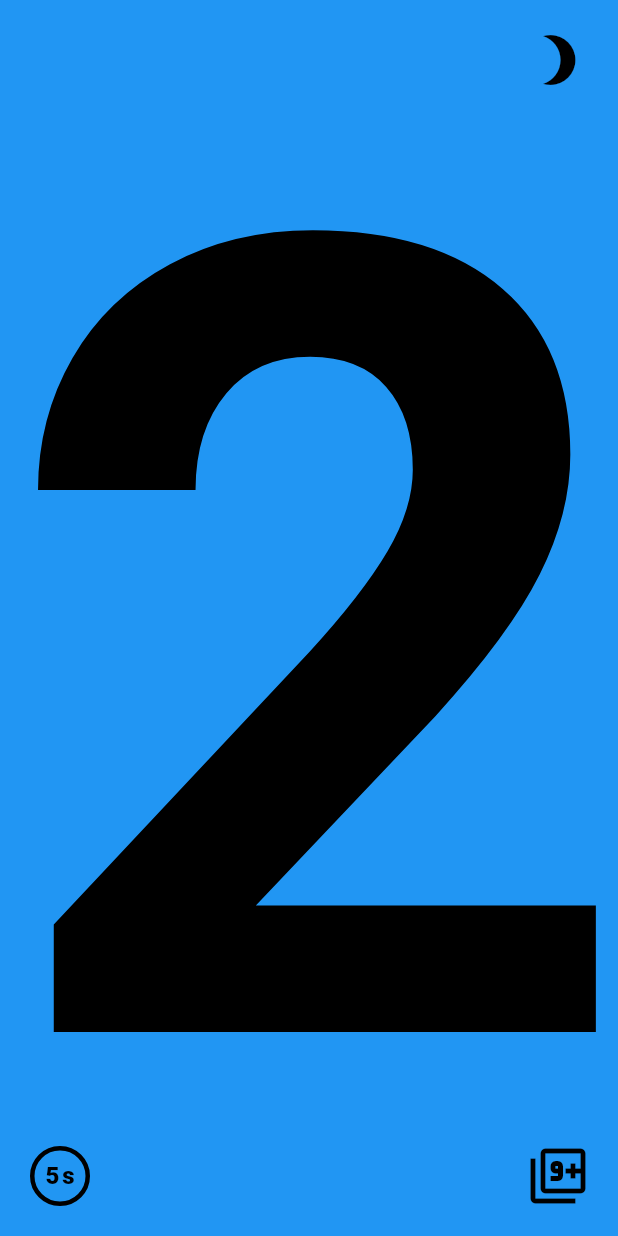
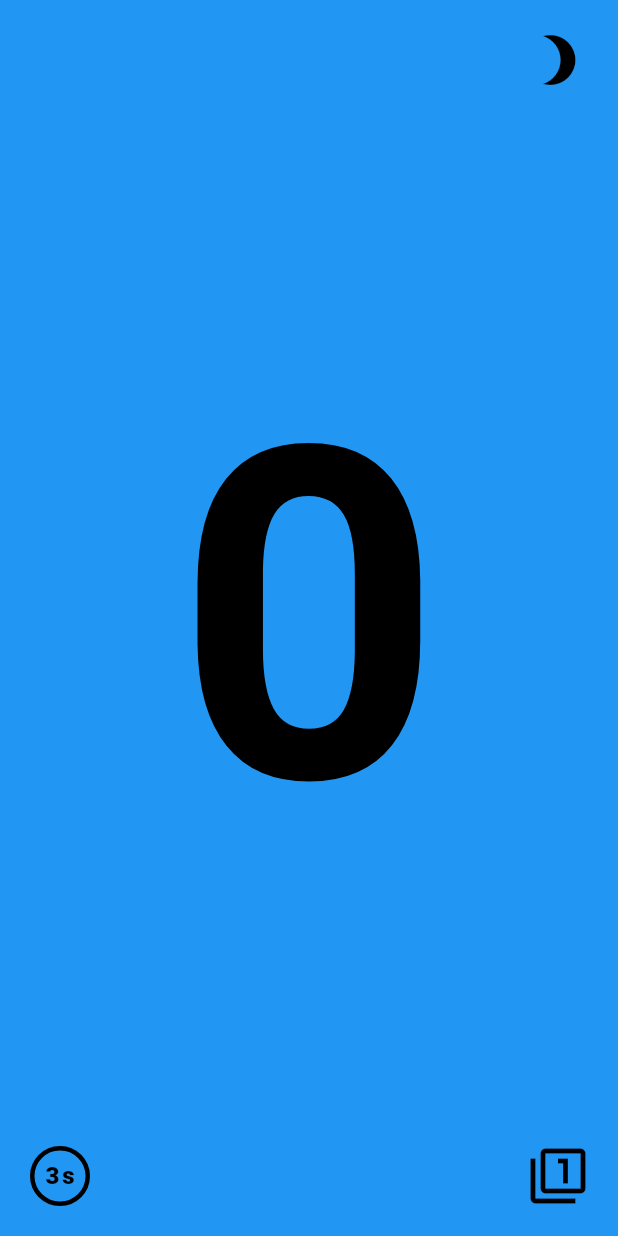
Before and after one commit to Hupka/scan-pass, a Flutter app: the screen it shows after launch, on a phone screen of 412 x 824 dp. Run offline on Flutter 3.47's test engine with Material 2 defaults, Android fonts, the phone set to English and light mode, and no system bars; Roboto replaces fonts that are missing (Arial).

Commit message:
Add portrait mode adjustments; change default values.

```diff
--- a/lib/main.dart
+++ b/lib/main.dart
@@ -18,13 +18,13 @@ class _MyAppState extends State<MyApp> {
   int _number = 0;
   Color _backgroundColor = Colors.blue;
   bool _isMonochrome = false;
-  bool _isSimple = false;
-  int _changeFrequency = 5; // 5 seconds as default
+  bool _isSimple = true;
+  int _changeFrequency = 3; // 3 seconds as default
   late Timer _timer;
 
   @override
   void initState() {
-    _timer = Timer.periodic(Duration(seconds: 5), (_) {
+    _timer = Timer.periodic(Duration(seconds: _changeFrequency), (_) {
       _changeNumber();
     });
     super.initState();
@@ -92,7 +92,12 @@ class _MyAppState extends State<MyApp> {
   @override
   Widget build(BuildContext context) {
     var screenSize = MediaQuery.of(context).size;
-    var textSize = screenSize.height * 0.9;
+    double textSize;
+    if (MediaQuery.of(context).orientation == Orientation.portrait) {
+      textSize = screenSize.width * 0.75;
+    } else {
+      textSize = screenSize.height * 0.9;
+    }
     return Stack(
       children: <Widget>[
         Container(
```
